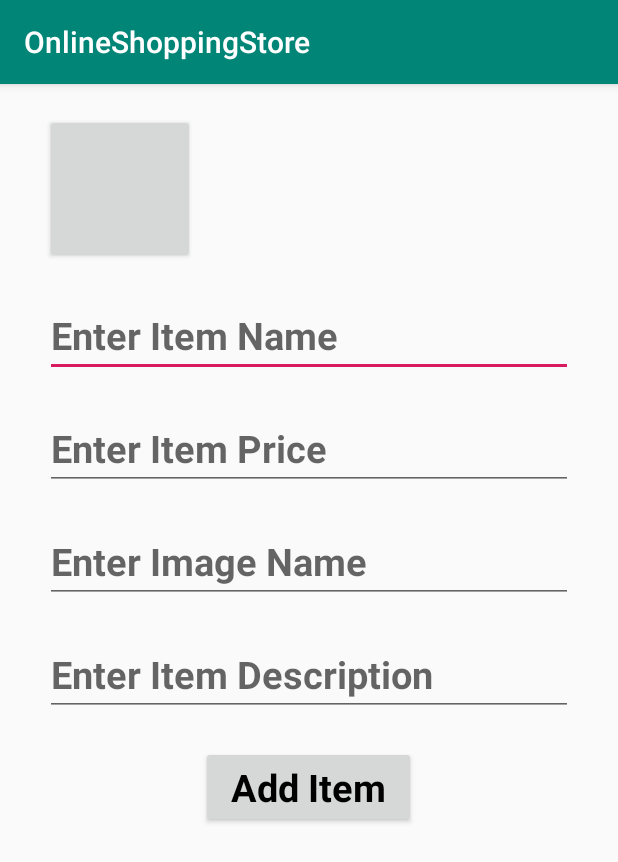
After one commit to amarpudasaini07/OnlineShoppingStore, an Android app: the AddItemActivity screen opened directly, with no data from a screen before it, on a phone screen of 412 x 824 dp. The commit adds this screen. Shown: the top 862 px of the screen. Run offline under Robolectric (Android 15) with nearby library versions, the phone set to English and light mode, and no system bars.

Commit message:
Add Item activity Defined

```diff
--- /dev/null
+++ b/app/src/main/java/com/e/onlineshoppingstore/AddItemActivity.java
@@ -0,0 +1,13 @@
+package com.e.onlineshoppingstore;
+
+import android.support.v7.app.AppCompatActivity;
+import android.os.Bundle;
+
+public class AddItemActivity extends AppCompatActivity {
+
+    @Override
+    protected void onCreate(Bundle savedInstanceState) {
+        super.onCreate(savedInstanceState);
+        setContentView(R.layout.activity_add_item);
+    }
+}
--- a/app/src/main/java/com/e/onlineshoppingstore/MainActivity.java
+++ b/app/src/main/java/com/e/onlineshoppingstore/MainActivity.java
@@ -5,9 +5,9 @@ import android.support.v4.view.ViewPager;
 import android.support.v7.app.AppCompatActivity;
 import android.os.Bundle;
 
-import fragments.Login;
-import fragments.Signup;
-import adapter.ViewPagerAdapter;
+import com.e.onlineshoppingstore.fragments.Login;
+import com.e.onlineshoppingstore.fragments.Signup;
+import com.e.onlineshoppingstore.adapter.ViewPagerAdapter;
 
 public class MainActivity extends AppCompatActivity {
 
--- a/app/src/main/java/com/e/onlineshoppingstore/ViewPagerActivity.java
+++ b/app/src/main/java/com/e/onlineshoppingstore/ViewPagerActivity.java
@@ -5,9 +5,9 @@ import android.support.v4.view.ViewPager;
 import android.support.v7.app.AppCompatActivity;
 import android.os.Bundle;
 
-import adapter.ViewPagerAdapter;
-import fragments.Login;
-import fragments.Signup;
+import com.e.onlineshoppingstore.adapter.ViewPagerAdapter;
+import com.e.onlineshoppingstore.fragments.Login;
+import com.e.onlineshoppingstore.fragments.Signup;
 
 public class ViewPagerActivity extends AppCompatActivity {
 
--- /dev/null
+++ b/app/src/main/java/com/e/onlineshoppingstore/adapter/ItemsAdapter.java
@@ -0,0 +1,4 @@
+package com.e.onlineshoppingstore.adapter;
+
+public class ItemsAdapter {
+}
--- a/app/src/main/java/adapter/ViewPagerAdapter.java
+++ b/app/src/main/java/com/e/onlineshoppingstore/adapter/ViewPagerAdapter.java
@@ -1,4 +1,4 @@
-package adapter;
+package com.e.onlineshoppingstore.adapter;
 
 import android.support.annotation.Nullable;
 import android.support.v4.app.Fragment;
--- a/app/src/main/java/fragments/Login.java
+++ b/app/src/main/java/com/e/onlineshoppingstore/fragments/Login.java
@@ -1,4 +1,4 @@
-package fragments;
+package com.e.onlineshoppingstore.fragments;
 
 
 import android.content.Context;
--- a/app/src/main/java/fragments/Signup.java
+++ b/app/src/main/java/com/e/onlineshoppingstore/fragments/Signup.java
@@ -1,4 +1,4 @@
-package fragments;
+package com.e.onlineshoppingstore.fragments;
 
 
 import android.content.SharedPreferences;
--- /dev/null
+++ b/app/src/main/res/layout/activity_add_item.xml
@@ -0,0 +1,93 @@
+<?xml version="1.0" encoding="utf-8"?>
+<LinearLayout xmlns:android="http://schemas.android.com/apk/res/android"
+    xmlns:app="http://schemas.android.com/apk/res-auto"
+    xmlns:tools="http://schemas.android.com/tools"
+    android:layout_width="match_parent"
+    android:layout_height="match_parent"
+    tools:context=".AddItemActivity"
+    android:orientation="vertical">
+
+    <LinearLayout
+        android:layout_width="match_parent"
+        android:layout_height="match_parent"
+        android:orientation="vertical"
+        android:layout_marginRight="30dp"
+        android:layout_marginLeft="30dp">
+
+        <Button
+            android:id="@+id/btnback"
+            android:layout_width="100dp"
+            android:layout_height="100dp"
+            android:layout_marginTop="20dp">
+
+        </Button>
+
+        <EditText
+            android:layout_width="match_parent"
+            android:layout_height="wrap_content"
+            android:hint="Enter Item Name"
+            android:textSize="25sp"
+            android:id="@+id/etItemName"
+            android:drawablePadding="8dp"
+            android:maxLines="1"
+            android:textStyle="bold"
+            android:layout_marginTop="20dp"
+            />
+
+
+        <EditText
+            android:layout_width="match_parent"
+            android:layout_height="wrap_content"
+            android:hint="Enter Item Price"
+            android:textSize="25sp"
+            android:id="@+id/etItemPrice"
+            android:drawablePadding="8dp"
+            android:maxLines="1"
+            android:textStyle="bold"
+            android:layout_marginTop="20dp"
+            />
+
+
+        <EditText
+            android:layout_width="match_parent"
+            android:layout_height="wrap_content"
+            android:hint="Enter Image Name"
+            android:textSize="25sp"
+            android:id="@+id/etItemImage"
+            android:drawablePadding="8dp"
+            android:maxLines="1"
+            android:textStyle="bold"
+            android:layout_marginTop="20dp"
+            />
+
+
+        <EditText
+            android:layout_width="match_parent"
+            android:layout_height="wrap_content"
+            android:hint="Enter Item Description"
+            android:textSize="25sp"
+            android:id="@+id/etItemDesc"
+            android:drawablePadding="8dp"
+            android:maxLines="1"
+            android:textStyle="bold"
+            android:layout_marginTop="20dp"
+            />
+
+        <Button
+            android:id="@+id/btnAddItem"
+            android:layout_width="wrap_content"
+            android:layout_height="wrap_content"
+            android:paddingLeft="20dp"
+            android:paddingRight="20dp"
+            android:text="Add Item"
+            android:layout_marginTop="20dp"
+            style="@style/Base.TextAppearance.AppCompat.Body1"
+            android:textStyle="bold"
+            android:textColor="#000"
+            android:textAllCaps="false"
+            android:layout_gravity="center"
+            android:textSize="25sp"
+            />
+
+    </LinearLayout>
+</LinearLayout>
--- a/app/src/main/res/layout/fragment_login.xml
+++ b/app/src/main/res/layout/fragment_login.xml
@@ -4,7 +4,7 @@
     android:layout_height="match_parent"
     android:orientation="vertical"
     android:gravity="center"
-    tools:context="fragments.Login">
+    tools:context="com.e.onlineshoppingstore.fragments.Login">
 
     <!-- TODO: Update blank fragment layout -->
 
--- a/app/src/main/res/layout/fragment_signup.xml
+++ b/app/src/main/res/layout/fragment_signup.xml
@@ -4,7 +4,7 @@
     android:layout_height="match_parent"
     android:orientation="vertical"
     android:gravity="center"
-    tools:context="fragments.Login">
+    tools:context="com.e.onlineshoppingstore.fragments.Login">
 
     <!-- TODO: Update blank fragment layout -->
 
```
Also changed, not shown: app/src/main/AndroidManifest.xml (+5 -2 lines), app/src/main/java/com/e/onlineshoppingstore/DetailsActivity.java (added, +13 -0 lines), app/src/main/java/com/e/onlineshoppingstore/model/Items.java (added, +15 -0 lines), app/src/main/res/layout/activity_details.xml (added, +9 -0 lines), app/src/main/res/layout/activity_items.xml (added, +9 -0 lines).
